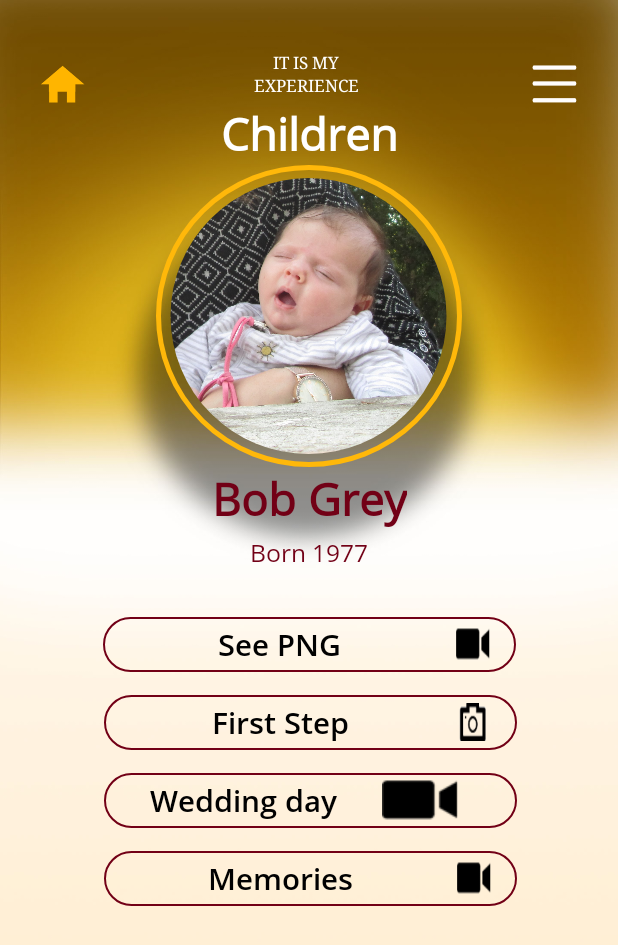
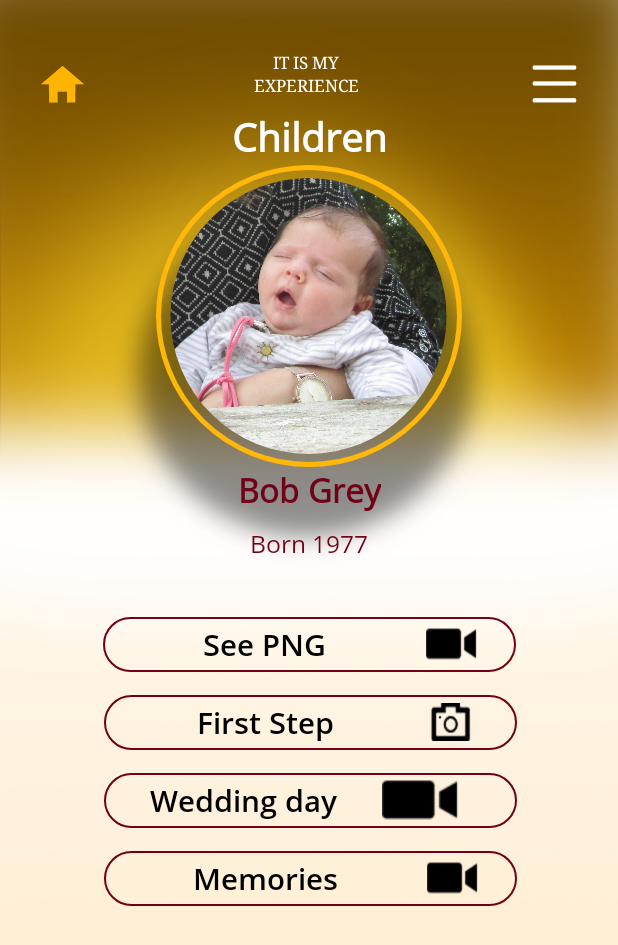
Before and after one commit to tehilaschechter/SampleScreen-1, an Android app: the JPGBackground screen opened directly, with no data from a screen before it, on a phone screen of 412 x 824 dp. Shown: the top 945 px of the screen. Run offline under Robolectric (Android 15) with nearby library versions, the phone set to English and light mode, and no system bars; our stand-ins replace CircleImageView.

Commit message:
begin changes to child UI

```diff
--- a/app/src/main/res/layout/activity_child.xml
+++ b/app/src/main/res/layout/activity_child.xml
@@ -55,6 +55,7 @@
         style="@style/style_categoryHeading"
         android:layout_width="wrap_content"
         android:layout_height="wrap_content"
+        android:translationY="-6dp"
         android:text="@string/txtChildren"
         app:layout_constraintBottom_toTopOf="@+id/frameLayout"
         app:layout_constraintEnd_toEndOf="parent"
@@ -66,7 +67,7 @@
         android:id="@+id/frameLayout"
         android:layout_width="204dp"
         android:layout_height="201dp"
-        android:layout_marginTop="90dp"
+        android:layout_marginTop="85dp"
         android:background="@drawable/transparent_circle_background"
         android:padding="5dp"
         app:layout_constraintEnd_toEndOf="parent"
@@ -89,7 +90,7 @@
         android:layout_width="wrap_content"
         android:layout_height="wrap_content"
         android:layout_marginBottom="28dp"
-        android:translationY="-10dp"
+        android:translationY="-5dp"
         android:text="Born 1977"
         app:layout_constraintBottom_toTopOf="@+id/btnBirth"
         app:layout_constraintEnd_toEndOf="parent"
@@ -101,6 +102,7 @@
         style="@style/style_categorySubHeading"
         android:layout_width="wrap_content"
         android:layout_height="wrap_content"
+        android:layout_marginTop="5dp"
         android:text="Bob Grey"
         app:layout_constraintEnd_toEndOf="parent"
         app:layout_constraintStart_toStartOf="parent"
--- a/app/src/main/res/values/dimens.xml
+++ b/app/src/main/res/values/dimens.xml
@@ -4,7 +4,8 @@
     <dimen name="dimen_heading1">22dp</dimen>
     <dimen name="dimen_heading2">16dp</dimen>
     <dimen name="dimen_body">20dp</dimen>
-    <dimen name="dimen_categoryHeading">30dp</dimen>
+    <dimen name="dimen_categoryHeading">26dp</dimen>
+    <dimen name="dimen_mediaSubheading2">18dp</dimen>
     <dimen name="dimen_appName">11dp</dimen>
 
 
@@ -19,10 +20,10 @@
     <dimen name="dimen_homeHeight">25dp</dimen>
     <dimen name="dimen_hamburgerHeight">20dp</dimen>
 
-    <dimen name="dimen_mediaIconWidth">40dp</dimen>
+    <dimen name="dimen_mediaIconWidth">60dp</dimen>
     <dimen name="dimen_mediaIconHeight">25dp</dimen>
 
 
     <!--OTHER-->
-    <dimen name="dimen_centerMediaButtonText">50dp</dimen>
+    <dimen name="dimen_centerMediaButtonText">60dp</dimen>
 </resources>
--- a/app/src/main/res/values/styles.xml
+++ b/app/src/main/res/values/styles.xml
@@ -25,12 +25,21 @@
     <style name="style_categoryHeading">
         <item name="android:textColor">@color/colorWhite</item>
         <item name="android:textSize">@dimen/dimen_categoryHeading</item>
+        <item name="android:fontFamily">@font/font_view_body_normal</item>
         <item name="android:textStyle">bold</item>
     </style>
 
     <style name="style_categorySubHeading">
         <item name="android:textColor">@color/color_Primary</item>
-        <item name="android:textSize">@dimen/dimen_categoryHeading</item>
+        <item name="android:textSize">@dimen/dimen_heading1</item>
+        <item name="android:fontFamily">@font/font_view_body_normal</item>
+        <item name="android:textStyle">bold</item>
+    </style>
+
+    <style name="style_categorySubHeading2">
+        <item name="android:textColor">@color/color_Primary</item>
+        <item name="android:textSize">@dimen/dimen_mediaSubheading2</item>
+        <item name="android:fontFamily">@font/font_view_body_normal</item>
         <item name="android:textStyle">bold</item>
     </style>
 
```
